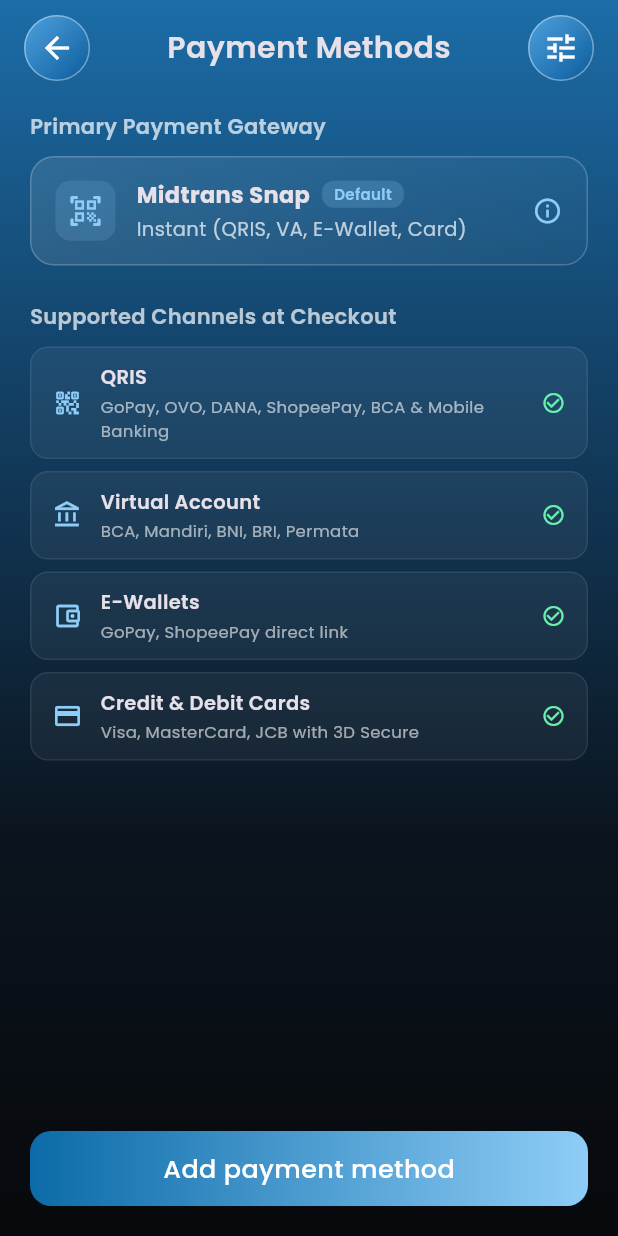
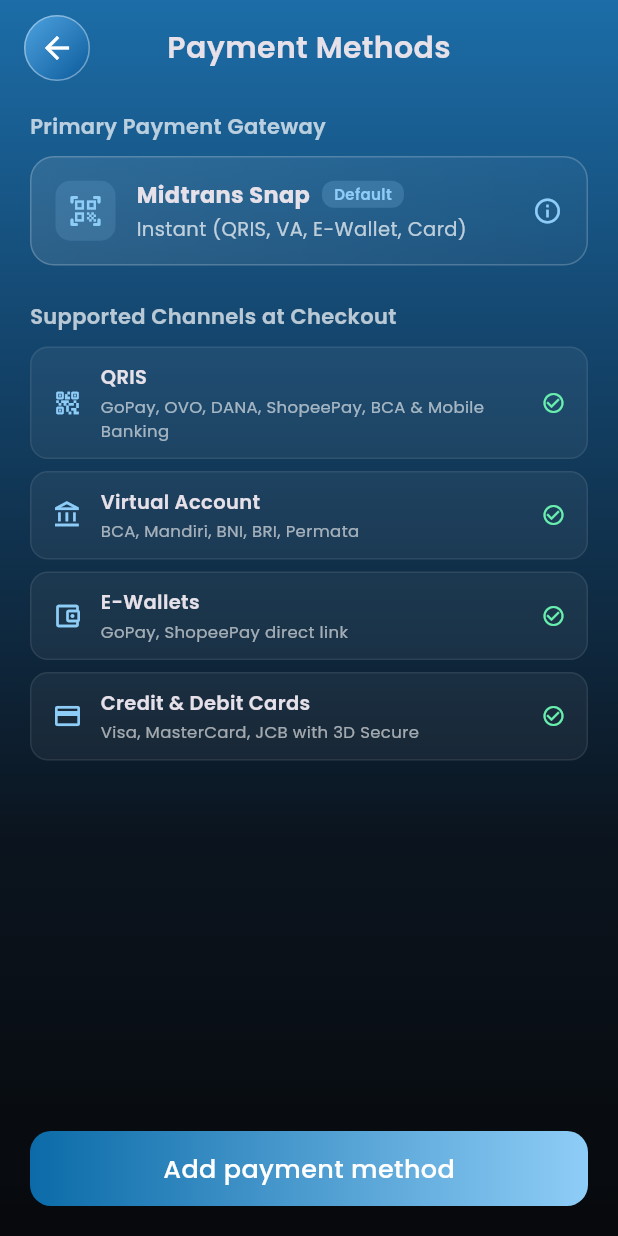
Before and after one commit to dharwin212/tiktap, a Flutter app: the MainShell screen opened directly, item 5 of the bottom bar chosen, after a tap on "Payment Method", on a phone screen of 412 x 824 dp. Run offline on Flutter 3.47's test engine with Material 3 defaults, Android fonts, the phone set to English and light mode, and no system bars; our stand-ins replace barcode_widget, google_fonts, image_picker, shared_preferences, supabase_flutter, webview_flutter; accounts and stored records are empty.

Commit message:
fix: remove tune/settings button from payment methods app bar

```diff
--- a/lib/screens/payment_methods_screen.dart
+++ b/lib/screens/payment_methods_screen.dart
@@ -1,5 +1,4 @@
 import 'package:flutter/material.dart';
-import '../midtrans_config.dart';
 import '../models.dart';
 import '../theme.dart';
 import '../widgets.dart';
@@ -276,10 +275,6 @@
   Widget build(BuildContext context) {
     return SubPage(
       title: 'Payment Methods',
-      trailing: RoundIconButton(
-        icon: Icons.tune,
-        onTap: () => MidtransConfig.showSettingsDialog(context),
-      ),
       body: ListenableBuilder(
         listenable: AppState.I,
         builder: (context, _) {
```
